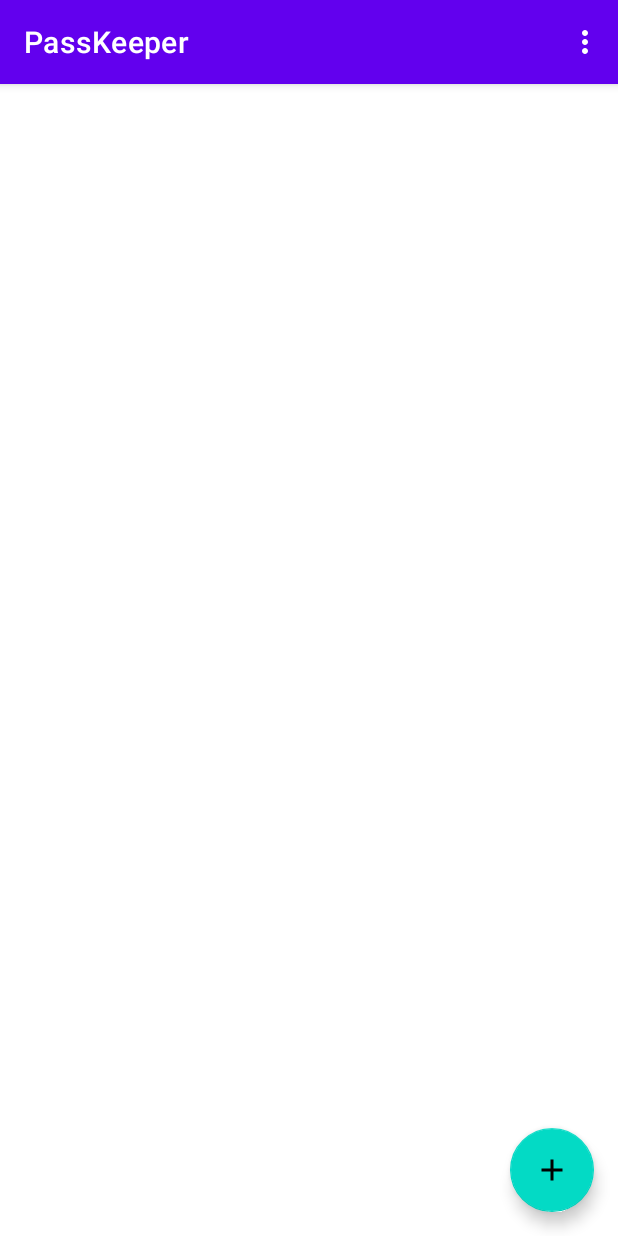
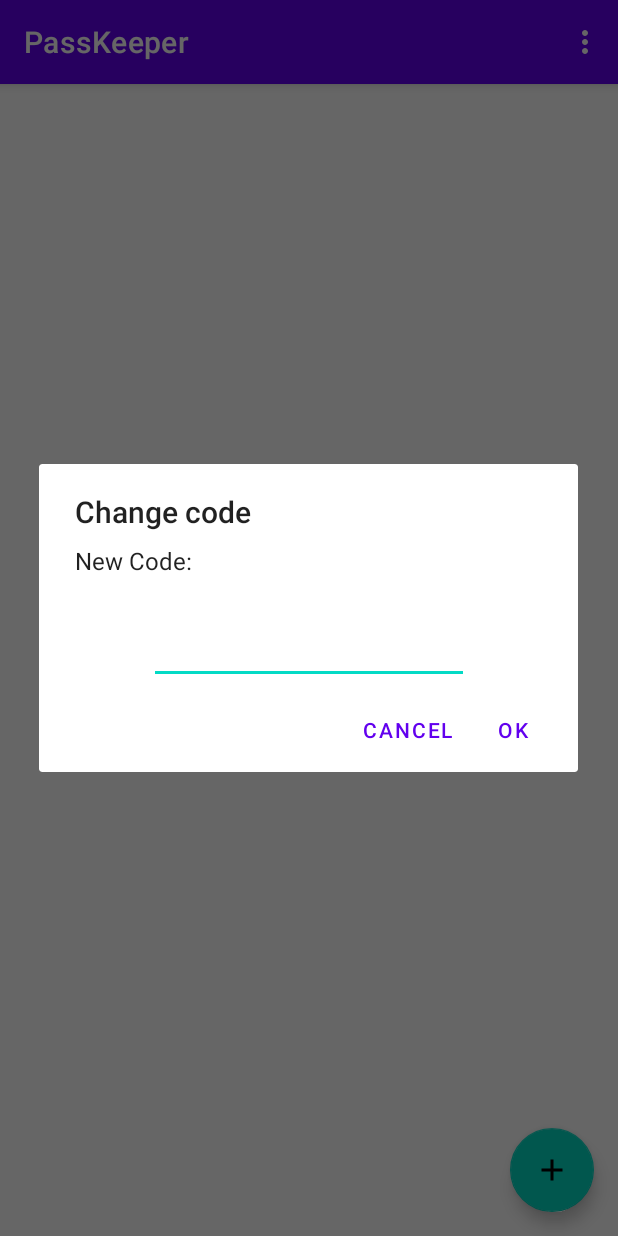
Before and after one commit to YuriYunitski/PassKeeper, an Android app: the MainActivity screen opened directly, with no data from a screen before it, in the options menu, after a tap on "Change Password", on a phone screen of 412 x 824 dp. Run offline under Robolectric (Android 15) with nearby library versions, the light colour scheme and no system bars.

Commit message:
code changer

```diff
--- a/app/src/main/java/com/yunitski/passkeeper/Enter.java
+++ b/app/src/main/java/com/yunitski/passkeeper/Enter.java
@@ -14,7 +14,7 @@ import android.widget.TextView;
 
 public class Enter extends AppCompatActivity implements View.OnClickListener {
 
-    SharedPreferences preferences;
+    static SharedPreferences preferences;
     Button one, two, three, four, five, six, seven, eight, nine, zero, del;
     String enterCode, in1, in2, in3, in4, inputCode;
     int pass;
@@ -78,6 +78,10 @@ public class Enter extends AppCompatActivity implements View.OnClickListener {
             }
 
     }
+
+//    public Enter(int pass){
+//        this.pass = pass;
+//    }
 
     private void firstEnter(){
         if (pass == 0){
--- a/app/src/main/java/com/yunitski/passkeeper/MainActivity.java
+++ b/app/src/main/java/com/yunitski/passkeeper/MainActivity.java
@@ -2,16 +2,21 @@ package com.yunitski.passkeeper;
 
 import androidx.annotation.NonNull;
 import androidx.annotation.Nullable;
+import androidx.appcompat.app.AlertDialog;
 import androidx.appcompat.app.AppCompatActivity;
 import androidx.fragment.app.FragmentManager;
 import androidx.fragment.app.FragmentTransaction;
 
+import android.content.DialogInterface;
 import android.content.Intent;
+import android.content.SharedPreferences;
 import android.database.Cursor;
 import android.database.sqlite.SQLiteDatabase;
 import android.database.sqlite.SQLiteOpenHelper;
 import android.os.Bundle;
+import android.text.InputFilter;
 import android.view.ContextMenu;
+import android.view.LayoutInflater;
 import android.view.Menu;
 import android.view.MenuInflater;
 import android.view.MenuItem;
@@ -19,6 +24,7 @@ import android.view.View;
 import android.widget.AdapterView;
 import android.widget.ArrayAdapter;
 import android.widget.Button;
+import android.widget.EditText;
 import android.widget.FrameLayout;
 import android.widget.ListView;
 import android.widget.Toast;
@@ -113,7 +119,44 @@ public class MainActivity extends AppCompatActivity implements View.OnClickListe
             }
             updateUI();
         } else if (item.getItemId() == 1){
-            Toast.makeText(this, "Maksim pidor", Toast.LENGTH_SHORT).show();
+//            Toast.makeText(this, "Maksim pidor", Toast.LENGTH_SHORT).show();
+//            SharedPreferences preferences = getSharedPreferences(Enter.PASS_C, MODE_PRIVATE);
+//            SharedPreferences.Editor editor = preferences.edit();
+//            editor.putInt(Enter.PASS_C, 1234);
+//            editor.apply();
+//            FragmentManager fragmentManager1 = getSupportFragmentManager();
+//            DialogChangeFrag dialogChangeFrag = new DialogChangeFrag();
+//            dialogChangeFrag.show(fragmentManager1, "md");
+            AlertDialog.Builder builder = new AlertDialog.Builder(this);
+            builder.setCancelable(false);
+            builder.setTitle("Change code");
+            builder.setMessage("New Code:");
+            LayoutInflater inflater = getLayoutInflater();
+            View view = inflater.inflate(R.layout.dialog_to_change_pass, null);
+            builder.setView(view);
+            EditText editText = (EditText) view.findViewById(R.id.tv_code_change);
+            builder.setPositiveButton("ok", new DialogInterface.OnClickListener() {
+                @Override
+                public void onClick(DialogInterface dialog, int which) {
+                    if (editText.length() == 4) {
+                        Toast.makeText(getApplicationContext(), "Completed", Toast.LENGTH_SHORT).show();
+                        SharedPreferences preferences = getSharedPreferences(Enter.PASS_C, MODE_PRIVATE);
+                        SharedPreferences.Editor editor = preferences.edit();
+                        editor.putInt(Enter.PASS_C, Integer.parseInt(editText.getText().toString()));
+                        editor.apply();
+                    } else {
+                        Toast.makeText(getApplicationContext(), "too short", Toast.LENGTH_SHORT).show();
+
+                    }
+                }
+            }).setNegativeButton("cancel", new DialogInterface.OnClickListener() {
+                @Override
+                public void onClick(DialogInterface dialog, int which) {
+                    Toast.makeText(getApplicationContext(), "Canceled", Toast.LENGTH_SHORT).show();
+                }
+            });
+            builder.create().show();
+
         }
         return super.onOptionsItemSelected(item);
     }
--- /dev/null
+++ b/app/src/main/res/layout/dialog_to_change_pass.xml
@@ -0,0 +1,19 @@
+<?xml version="1.0" encoding="utf-8"?>
+<androidx.constraintlayout.widget.ConstraintLayout
+    xmlns:android="http://schemas.android.com/apk/res/android"
+    xmlns:app="http://schemas.android.com/apk/res-auto"
+    xmlns:tools="http://schemas.android.com/tools"
+    android:layout_width="match_parent"
+    android:layout_height="match_parent">
+
+    <EditText
+        android:id="@+id/tv_code_change"
+        android:layout_width="wrap_content"
+        android:layout_height="wrap_content"
+        android:ems="10"
+        android:inputType="number"
+        app:layout_constraintEnd_toEndOf="parent"
+        android:maxLength="4"
+        app:layout_constraintStart_toStartOf="parent"
+        app:layout_constraintTop_toTopOf="parent" />
+</androidx.constraintlayout.widget.ConstraintLayout>
```
